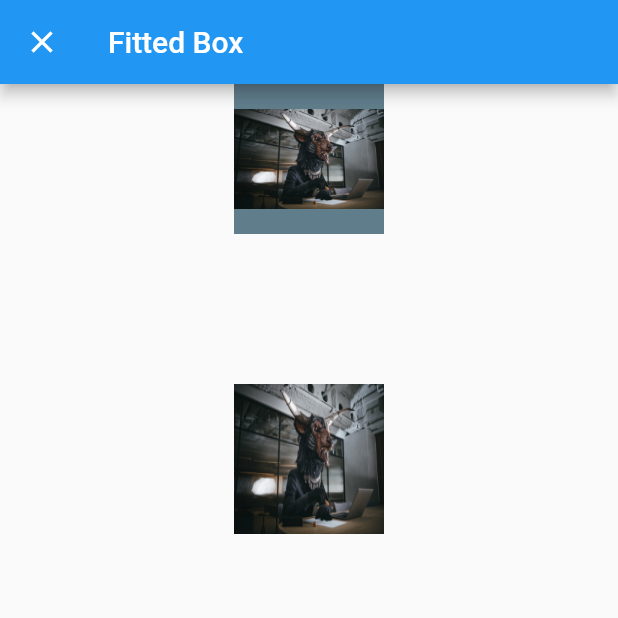
After one commit to yukiyamamuro/weekly_widget, a Flutter app: the screen it shows after launch, scrolled down 656 dp, after a tap on "FittedBox", on a phone screen of 412 x 824 dp, the top half of it. The commit adds this screen. Run offline on Flutter 3.47's test engine with Material 2 defaults, Android fonts, the phone set to English and light mode, and no system bars.

Commit message:
fitted box

```diff
--- /dev/null
+++ b/lib/fitted_box/fitted_box.dart
@@ -0,0 +1,37 @@
+import 'package:flutter/material.dart';
+
+class FittedBoxPage extends StatelessWidget {
+  @override
+  Widget build(BuildContext context) {
+    return Scaffold(
+      appBar: AppBar(
+        title: Text('Fitted Box'),
+      ),
+      body: Center(
+        child: Column(
+          children: [
+            Container(
+              height: 100,
+              width: 100,
+              color: Colors.blueGrey,
+              child: Image.asset('assets/images/monster.png'),
+            ),
+            SizedBox(
+              height: 100,
+            ),
+            Container(
+              height: 100,
+              width: 100,
+              color: Colors.blueGrey,
+              child: FittedBox(
+                alignment: Alignment.bottomCenter,
+                fit: BoxFit.fill,
+                child: Image.asset('assets/images/monster.png'),
+              ),
+            ),
+          ],
+        ),
+      ),
+    );
+  }
+}
--- a/lib/main.dart
+++ b/lib/main.dart
@@ -5,6 +5,7 @@ import 'package:weekly_widget/custom_paint/custom_paint.dart';
 import 'package:weekly_widget/fade_in_image/fade_in_image.dart';
 import 'package:weekly_widget/fade_transition/fade_transition.dart';
 import 'package:weekly_widget/feature_builder/feature_builder.dart';
+import 'package:weekly_widget/fitted_box/fitted_box.dart';
 import 'package:weekly_widget/floating_action_button/floating_action_button.dart';
 import 'package:weekly_widget/hero/hero.dart';
 import 'package:weekly_widget/inherited_widget/inherited_widget2.dart';
@@ -268,6 +269,17 @@ class TopPage extends StatelessWidget {
                   ));
             },
           ),
+          ListTile(
+            title: const Text('FittedBox'),
+            onTap: () {
+              Navigator.push(
+                  context,
+                  MaterialPageRoute(
+                    builder: (context) => FittedBoxPage(),
+                    fullscreenDialog: true,
+                  ));
+            },
+          ),
           Divider(),
         ],
       ),
```
